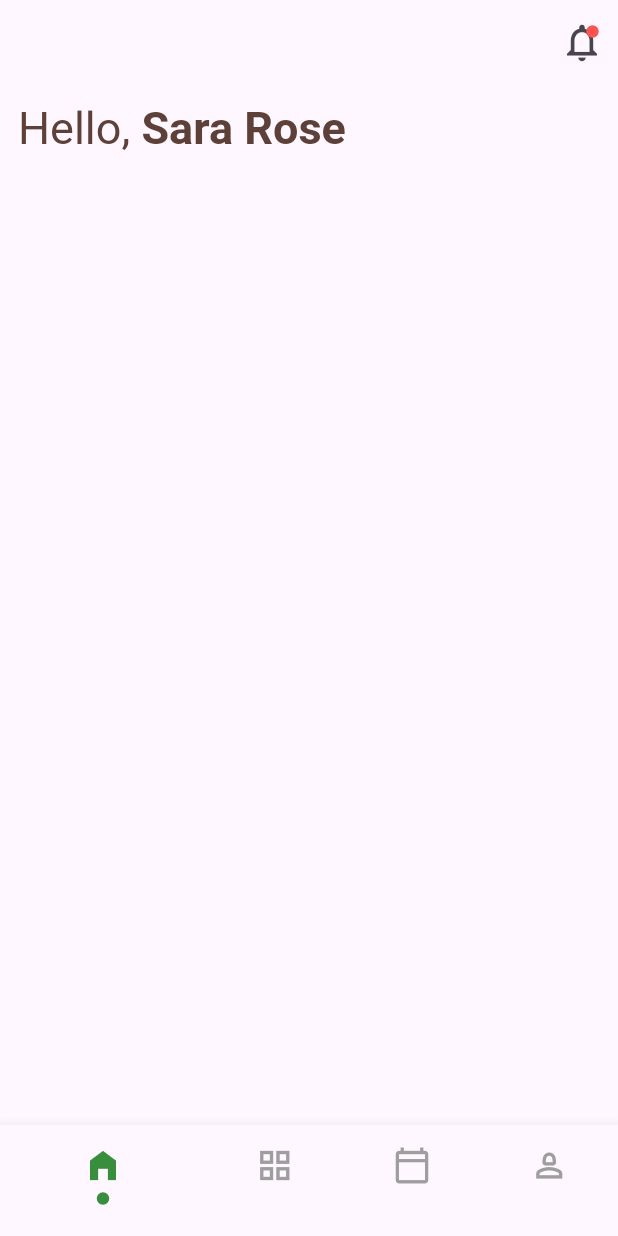
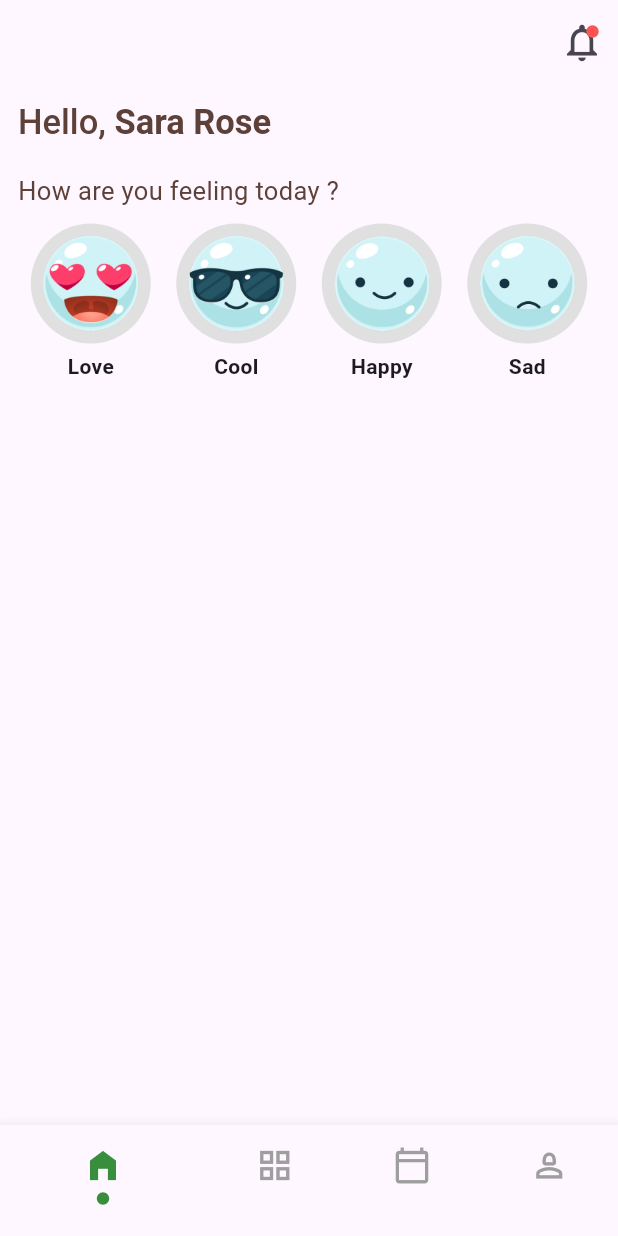
Before and after one commit to mrthnby/fitness_app_design, a Flutter app: the screen it shows after launch, on a phone screen of 412 x 824 dp. Run offline on Flutter 3.47's test engine with Material 2 defaults, Android fonts, the light colour scheme and no system bars.

Commit message:
Feelings Card added

```diff
--- a/lib/product/constants/app_contants.dart
+++ b/lib/product/constants/app_contants.dart
@@ -11,4 +11,11 @@ abstract class AppConstants {
   ];
 
   static const EdgeInsets pagePadding = EdgeInsets.all(12);
+
+  static const List<String> feelingImages = [
+    'love_face.png',
+    'cool_face.png',
+    'happy_face.png',
+    'sad_face.png',
+  ];
 }
--- /dev/null
+++ b/lib/product/extensions/string_extensions.dart
@@ -0,0 +1,9 @@
+extension Imagestring on String {
+  String get imagePath => 'assets/images/$this';
+  String get imageMood => split('_')[0];
+}
+
+extension StringExtension on String {
+  String get capitalize =>
+      '${this[0].toUpperCase()}${substring(1).toLowerCase()}';
+}
--- /dev/null
+++ b/lib/product/widgets/card/feeling_card.dart
@@ -0,0 +1,65 @@
+import 'package:flutter/foundation.dart';
+import 'package:flutter/material.dart';
+import 'package:heroapps_demo/product/extensions/string_extensions.dart';
+
+class FeelingCard extends StatelessWidget {
+  const FeelingCard({required this.feelingImages, super.key});
+  final List<String> feelingImages;
+
+  @override
+  Widget build(BuildContext context) {
+    return Column(
+      crossAxisAlignment: CrossAxisAlignment.start,
+      children: [
+        Text(
+          'How are you feeling today ?',
+          style: TextStyle(
+            color: Colors.brown.shade700,
+            fontSize: 17,
+          ),
+        ),
+        const SizedBox(
+          height: 10,
+        ),
+        Row(
+          mainAxisAlignment: MainAxisAlignment.spaceAround,
+          children: [
+            for (String path in feelingImages)
+              Column(
+                children: [
+                  InkWell(
+                    onTap: () {
+                      if (kDebugMode) {
+                        print(path.imageMood);
+                      }
+                    },
+                    borderRadius: BorderRadius.circular(50),
+                    child: Ink(
+                      height: 80,
+                      width: 80,
+                      padding: EdgeInsets.zero,
+                      decoration: BoxDecoration(
+                        shape: BoxShape.circle,
+                        color: Colors.grey.shade300,
+                      ),
+                      child: Padding(
+                        padding: const EdgeInsets.all(8.0),
+                        child: Image.asset(path.imagePath),
+                      ),
+                    ),
+                  ),
+                  const SizedBox(
+                    height: 5,
+                  ),
+                  Text(
+                    path.imageMood.capitalize,
+                    style: const TextStyle(fontWeight: FontWeight.w600),
+                  )
+                ],
+              ),
+          ],
+        )
+      ],
+    );
+  }
+}
--- a/lib/product/widgets/text/custom_hello_text.dart
+++ b/lib/product/widgets/text/custom_hello_text.dart
@@ -13,14 +13,15 @@ class CustomHelloText extends StatelessWidget {
             text: 'Hello, ',
             style: TextStyle(
               color: Colors.brown.shade700,
-              fontSize: 30,
+              fontSize: 23,
+              fontWeight: FontWeight.w500,
             ),
           ),
           TextSpan(
             text: name,
             style: TextStyle(
               color: Colors.brown.shade700,
-              fontSize: 30,
+              fontSize: 23,
               fontWeight: FontWeight.bold,
             ),
           )
--- a/lib/view/home/view/home_view.dart
+++ b/lib/view/home/view/home_view.dart
@@ -1,4 +1,5 @@
 import 'package:flutter/material.dart';
+import 'package:heroapps_demo/product/widgets/card/feeling_card.dart';
 import 'package:heroapps_demo/product/widgets/icon/notification_bell.dart';
 import 'package:heroapps_demo/product/constants/app_contants.dart';
 import 'package:heroapps_demo/product/widgets/text/custom_hello_text.dart';
@@ -26,6 +27,12 @@ class _HomeViewState extends State<HomeView> {
         padding: AppConstants.pagePadding,
         children: const [
           CustomHelloText(name: 'Sara Rose'),
+          SizedBox(
+            height: 20,
+          ),
+          FeelingCard(
+            feelingImages: AppConstants.feelingImages,
+          )
         ],
       ),
     );
--- a/pubspec.yaml
+++ b/pubspec.yaml
@@ -59,8 +59,8 @@ flutter:
   uses-material-design: true
 
   # To add assets to your application, add an assets section, like this:
-  # assets:
-  #   - images/a_dot_burr.jpeg
+  assets:
+    - assets/images/
   #   - images/a_dot_ham.jpeg
 
   # An image asset can refer to one or more resolution-specific "variants", see
```
Also changed, not shown: assets/images/cool_face.png (added), assets/images/happy_face.png (added), assets/images/love_face.png (added), assets/images/sad_face.png (added).
